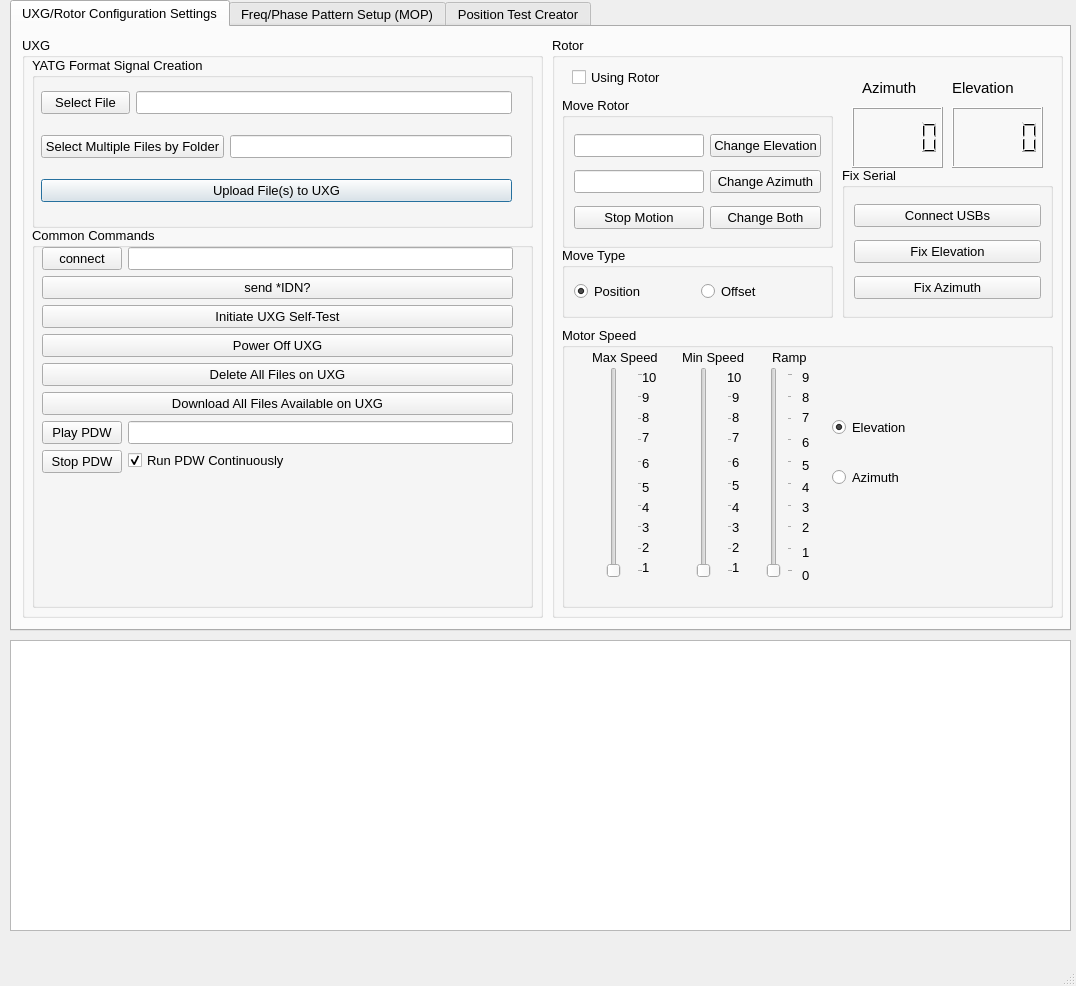
Before: the Qt Designer form UXG/mainwindow.ui in jonk4m/UXG, drawn with Qt 5.
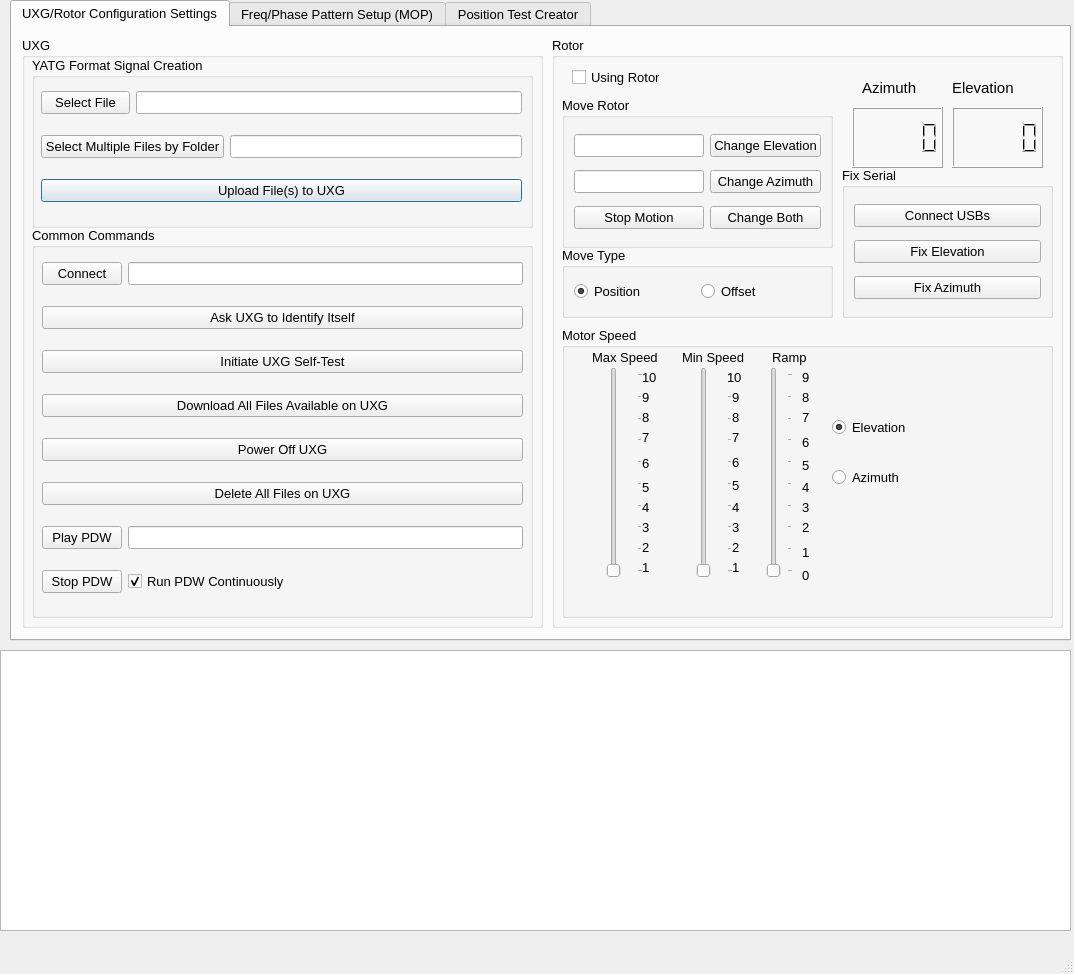
After: the same form once the commit is applied. The open tabs and pages were chosen to show the change.

```diff
--- a/UXG/mainwindow.ui
+++ b/UXG/mainwindow.ui
@@ -6,8 +6,8 @@
    <rect>
     <x>0</x>
     <y>0</y>
-    <width>1076</width>
-    <height>986</height>
+    <width>1074</width>
+    <height>974</height>
    </rect>
   </property>
   <property name="windowTitle">
@@ -20,7 +20,7 @@
       <x>10</x>
       <y>0</y>
       <width>1061</width>
-      <height>631</height>
+      <height>641</height>
      </rect>
     </property>
     <property name="font">
@@ -41,7 +41,7 @@
         <x>10</x>
         <y>10</y>
         <width>521</width>
-        <height>581</height>
+        <height>591</height>
        </rect>
       </property>
       <property name="font">
@@ -74,7 +74,7 @@
          <rect>
           <x>9</x>
           <y>19</y>
-          <width>471</width>
+          <width>481</width>
           <height>141</height>
          </rect>
         </property>
@@ -160,7 +160,7 @@
          <x>10</x>
          <y>190</y>
          <width>501</width>
-         <height>381</height>
+         <height>391</height>
         </rect>
        </property>
        <property name="font">
@@ -176,49 +176,11 @@
          <rect>
           <x>10</x>
           <y>20</y>
-          <width>471</width>
-          <height>351</height>
+          <width>481</width>
+          <height>361</height>
          </rect>
         </property>
-        <property name="font">
-         <font>
-          <pointsize>10</pointsize>
-         </font>
-        </property>
-        <layout class="QFormLayout" name="formLayout_2">
-         <item row="0" column="0">
-          <widget class="QPushButton" name="pushButton">
-           <property name="font">
-            <font>
-             <pointsize>10</pointsize>
-            </font>
-           </property>
-           <property name="text">
-            <string>connect</string>
-           </property>
-          </widget>
-         </item>
-         <item row="0" column="1">
-          <widget class="QLineEdit" name="host_name_edit_line">
-           <property name="font">
-            <font>
-             <pointsize>10</pointsize>
-            </font>
-           </property>
-          </widget>
-         </item>
-         <item row="1" column="0" colspan="2">
-          <widget class="QPushButton" name="pushButton_2">
-           <property name="font">
-            <font>
-             <pointsize>10</pointsize>
-            </font>
-           </property>
-           <property name="text">
-            <string>send *IDN?</string>
-           </property>
-          </widget>
-         </item>
+        <layout class="QGridLayout" name="gridLayout_2">
          <item row="2" column="0" colspan="2">
           <widget class="QPushButton" name="initiate_uxg_self_test_push_button">
            <property name="font">
@@ -231,19 +193,7 @@
            </property>
           </widget>
          </item>
-         <item row="3" column="0" colspan="2">
-          <widget class="QPushButton" name="power_off_uxg_push_button">
-           <property name="font">
-            <font>
-             <pointsize>10</pointsize>
-            </font>
-           </property>
-           <property name="text">
-            <string>Power Off UXG</string>
-           </property>
-          </widget>
-         </item>
-         <item row="4" column="0" colspan="2">
+         <item row="5" column="0" colspan="2">
           <widget class="QPushButton" name="delete_all_files_on_uxg_push_button">
            <property name="font">
             <font>
@@ -255,7 +205,52 @@
            </property>
           </widget>
          </item>
-         <item row="5" column="0" colspan="2">
+         <item row="0" column="0">
+          <widget class="QPushButton" name="pushButton">
+           <property name="font">
+            <font>
+             <pointsize>10</pointsize>
+            </font>
+           </property>
+           <property name="text">
+            <string>Connect</string>
+           </property>
+          </widget>
+         </item>
+         <item row="1" column="0" colspan="2">
+          <widget class="QPushButton" name="pushButton_2">
+           <property name="font">
+            <font>
+             <pointsize>10</pointsize>
+            </font>
+           </property>
+           <property name="text">
+            <string>Ask UXG to Identify Itself</string>
+           </property>
+          </widget>
+         </item>
+         <item row="6" column="1">
+          <widget class="QLineEdit" name="pdwNameLineEdit">
+           <property name="font">
+            <font>
+             <pointsize>10</pointsize>
+            </font>
+           </property>
+          </widget>
+         </item>
+         <item row="4" column="0" colspan="2">
+          <widget class="QPushButton" name="power_off_uxg_push_button">
+           <property name="font">
+            <font>
+             <pointsize>10</pointsize>
+            </font>
+           </property>
+           <property name="text">
+            <string>Power Off UXG</string>
+           </property>
+          </widget>
+         </item>
+         <item row="3" column="0" colspan="2">
           <widget class="QPushButton" name="download_all_files_from_uxg_push_button_2">
            <property name="font">
             <font>
@@ -267,7 +262,16 @@
            </property>
           </widget>
          </item>
-         <item row="7" column="0">
+         <item row="0" column="1">
+          <widget class="QLineEdit" name="host_name_edit_line">
+           <property name="font">
+            <font>
+             <pointsize>10</pointsize>
+            </font>
+           </property>
+          </widget>
+         </item>
+         <item row="6" column="0">
           <widget class="QPushButton" name="playPDWPushButton">
            <property name="font">
             <font>
@@ -279,16 +283,19 @@
            </property>
           </widget>
          </item>
+         <item row="7" column="0">
+          <widget class="QPushButton" name="stopPDWPushButton">
+           <property name="font">
+            <font>
+             <pointsize>10</pointsize>
+            </font>
+           </property>
+           <property name="text">
+            <string>Stop PDW</string>
+           </property>
+          </widget>
+         </item>
          <item row="7" column="1">
-          <widget class="QLineEdit" name="pdwNameLineEdit">
-           <property name="font">
-            <font>
-             <pointsize>10</pointsize>
-            </font>
-           </property>
-          </widget>
-         </item>
-         <item row="8" column="1">
           <widget class="QCheckBox" name="continuousPDWCheckBox">
            <property name="font">
             <font>
@@ -303,18 +310,6 @@
            </property>
           </widget>
          </item>
-         <item row="8" column="0">
-          <widget class="QPushButton" name="stopPDWPushButton">
-           <property name="font">
-            <font>
-             <pointsize>10</pointsize>
-            </font>
-           </property>
-           <property name="text">
-            <string>Stop PDW</string>
-           </property>
-          </widget>
-         </item>
         </layout>
        </widget>
       </widget>
@@ -325,7 +320,7 @@
         <x>540</x>
         <y>10</y>
         <width>511</width>
-        <height>581</height>
+        <height>591</height>
        </rect>
       </property>
       <property name="font">
@@ -428,7 +423,7 @@
          <x>10</x>
          <y>290</y>
          <width>491</width>
-         <height>281</height>
+         <height>291</height>
         </rect>
        </property>
        <property name="font">
@@ -6494,10 +6489,10 @@
    <widget class="QPlainTextEdit" name="console_text_editor">
     <property name="geometry">
      <rect>
-      <x>10</x>
-      <y>640</y>
-      <width>1061</width>
-      <height>291</height>
+      <x>0</x>
+      <y>650</y>
+      <width>1071</width>
+      <height>281</height>
      </rect>
     </property>
     <property name="font">
```
Left out of the diff: 40 changed lines with no effect on the pictures.
